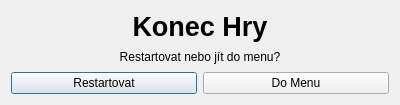
This is konechry.ui in jjunior776/Barvicky as Qt 5 draws it before an edit. The edited form follows.
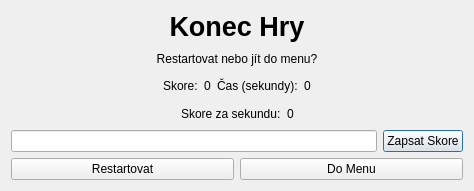
This is the edited form.

Commit message: zapisovani skore

The edit to the form file:
```diff
--- a/konechry.ui
+++ b/konechry.ui
@@ -6,8 +6,8 @@
    <rect>
     <x>0</x>
     <y>0</y>
-    <width>400</width>
-    <height>105</height>
+    <width>474</width>
+    <height>191</height>
    </rect>
   </property>
   <property name="windowTitle">
@@ -48,6 +48,122 @@
      </property>
     </widget>
    </item>
+   <item>
+    <layout class="QHBoxLayout" name="horizontalLayout_3">
+     <item>
+      <spacer name="horizontalSpacer_2">
+       <property name="orientation">
+        <enum>Qt::Horizontal</enum>
+       </property>
+       <property name="sizeHint" stdset="0">
+        <size>
+         <width>40</width>
+         <height>20</height>
+        </size>
+       </property>
+      </spacer>
+     </item>
+     <item>
+      <widget class="QLabel" name="label_4">
+       <property name="text">
+        <string>Skore:</string>
+       </property>
+      </widget>
+     </item>
+     <item>
+      <widget class="QLabel" name="skoreText">
+       <property name="text">
+        <string>0</string>
+       </property>
+      </widget>
+     </item>
+     <item>
+      <widget class="QLabel" name="label_2">
+       <property name="text">
+        <string>Čas (sekundy):</string>
+       </property>
+      </widget>
+     </item>
+     <item>
+      <widget class="QLabel" name="casText">
+       <property name="text">
+        <string>0</string>
+       </property>
+      </widget>
+     </item>
+     <item>
+      <spacer name="horizontalSpacer">
+       <property name="orientation">
+        <enum>Qt::Horizontal</enum>
+       </property>
+       <property name="sizeHint" stdset="0">
+        <size>
+         <width>40</width>
+         <height>20</height>
+        </size>
+       </property>
+      </spacer>
+     </item>
+    </layout>
+   </item>
+   <item>
+    <layout class="QHBoxLayout" name="horizontalLayout_4">
+     <item>
+      <spacer name="horizontalSpacer_3">
+       <property name="orientation">
+        <enum>Qt::Horizontal</enum>
+       </property>
+       <property name="sizeHint" stdset="0">
+        <size>
+         <width>40</width>
+         <height>20</height>
+        </size>
+       </property>
+      </spacer>
+     </item>
+     <item>
+      <widget class="QLabel" name="label_5">
+       <property name="text">
+        <string>Skore za sekundu:</string>
+       </property>
+      </widget>
+     </item>
+     <item>
+      <widget class="QLabel" name="szsText">
+       <property name="text">
+        <string>0</string>
+       </property>
+      </widget>
+     </item>
+     <item>
+      <spacer name="horizontalSpacer_4">
+       <property name="orientation">
+        <enum>Qt::Horizontal</enum>
+       </property>
+       <property name="sizeHint" stdset="0">
+        <size>
+         <width>40</width>
+         <height>20</height>
+        </size>
+       </property>
+      </spacer>
+     </item>
+    </layout>
+   </item>
+   <item>
+    <layout class="QHBoxLayout" name="horizontalLayout_2">
+     <item>
+      <widget class="QLineEdit" name="jmenoText"/>
+     </item>
+     <item>
+      <widget class="QPushButton" name="zapsatBtn">
+       <property name="text">
+        <string>Zapsat Skore</string>
+       </property>
+      </widget>
+     </item>
+    </layout>
+   </item>
    <item>
     <layout class="QHBoxLayout" name="horizontalLayout">
      <item>
```
Left out of the diff: 4 changed lines with no effect on the pictures. The commit also changes 9 other files.
